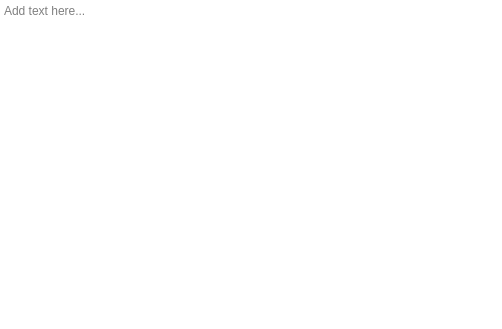
Before: the Qt Designer form gui/ContentItems/Text/ItemText.ui in acroper/BeamerQt, drawn with Qt 5.
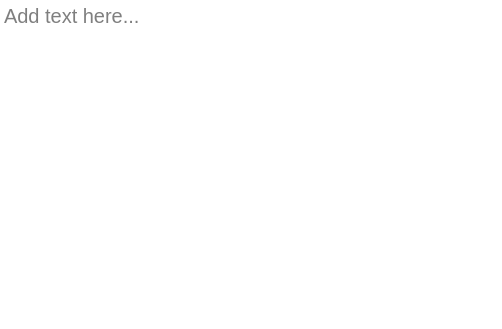
After: the same form once the commit is applied.

Commit message: Updated font size of text fields

Patch:
```diff
--- a/gui/ContentItems/Text/ItemText.ui
+++ b/gui/ContentItems/Text/ItemText.ui
@@ -31,6 +31,11 @@
    </property>
    <item>
     <widget class="QTextEdit" name="TextEditor">
+     <property name="font">
+      <font>
+       <pointsize>15</pointsize>
+      </font>
+     </property>
      <property name="frameShape">
       <enum>QFrame::NoFrame</enum>
      </property>
```
Left out of the diff: 3 changed lines with no effect on the pictures. The commit also changes 1 other file.
